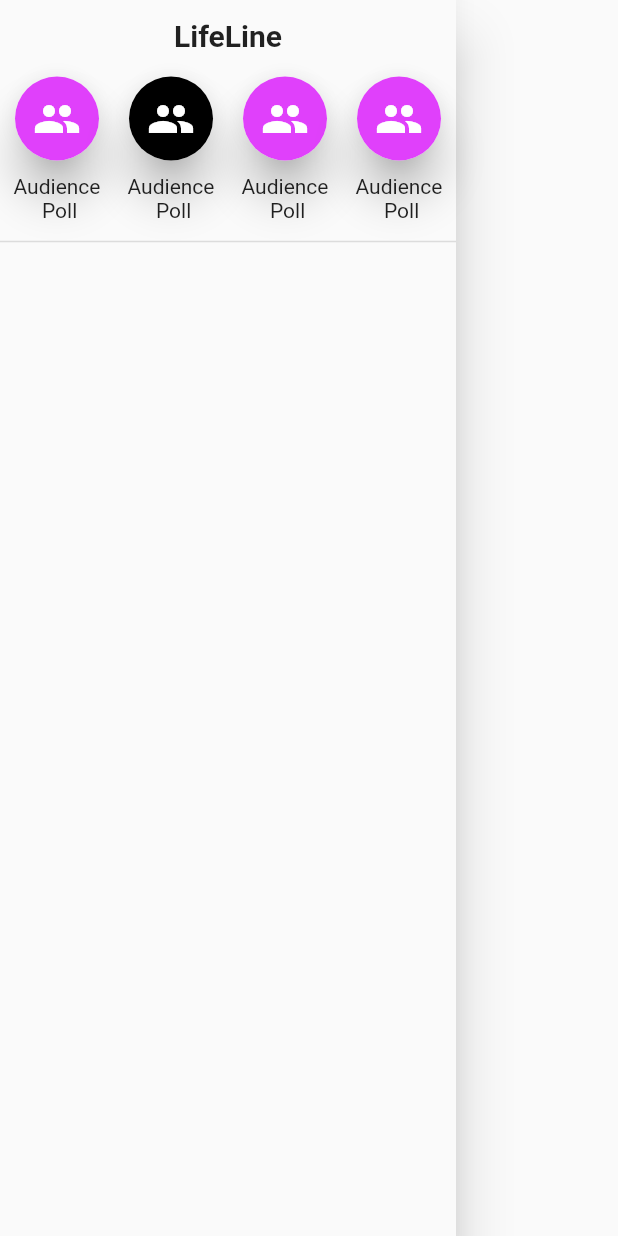
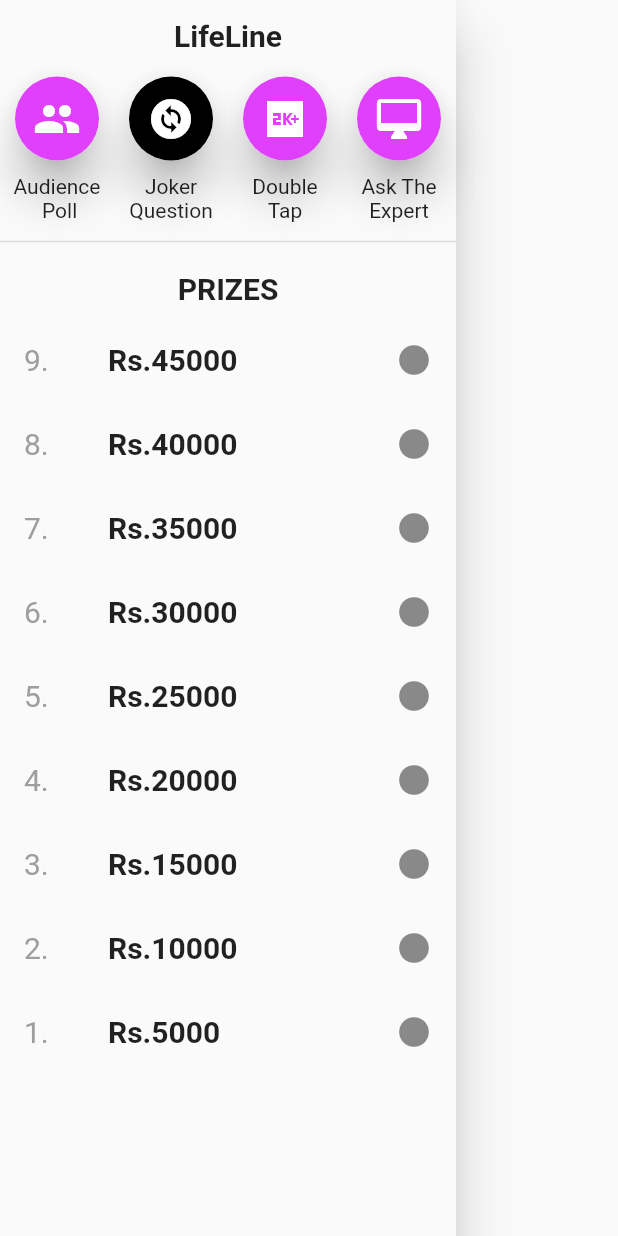
Before and after one commit to akagrawal96/kbc_quiz_app, a Flutter app: the Lifeline_Drawer widget shown alone on an empty page, opened directly, on a phone screen of 412 x 824 dp. Run offline on Flutter 3.47's test engine with Material 2 defaults, Android fonts, the phone set to English and light mode, and no system bars; drawn by our look-alikes of overlay_support; our stand-ins replace carousel_slider, cloud_firestore, firebase_auth, firebase_core, flutter_signin_button, fluttertoast and 3 more; accounts and stored records are empty.

Commit message:
day2 work - design  prize layout

```diff
--- a/lib/widgets/lifeline_sidebar.dart
+++ b/lib/widgets/lifeline_sidebar.dart
@@ -16,8 +16,10 @@ class _Lifeline_DrawerState extends State<Lifeline_Drawer> {
           children: [
             Container(
               margin: EdgeInsets.symmetric(vertical: 12),
-              child: Text("LifeLine",style: TextStyle(fontSize: 20,
-                  fontWeight:FontWeight.bold ),),
+              child: Text(
+                "LifeLine",
+                style: TextStyle(fontSize: 20, fontWeight: FontWeight.bold),
+              ),
             ),
             Row(
               mainAxisAlignment: MainAxisAlignment.spaceAround,
@@ -26,71 +28,148 @@ class _Lifeline_DrawerState extends State<Lifeline_Drawer> {
                   children: [
                     Card(
                       elevation: 12,
-                      shape: RoundedRectangleBorder(borderRadius: BorderRadius.circular(32)),
+                      shape: RoundedRectangleBorder(
+                          borderRadius: BorderRadius.circular(32)),
                       child: Container(
                         padding: EdgeInsets.all(12),
                         decoration: BoxDecoration(
                             shape: BoxShape.circle, color: Colors.purpleAccent),
-                        child: Icon(Icons.people,size: 32,color: Colors.white,),
+                        child: Icon(
+                          Icons.people,
+                          size: 32,
+                          color: Colors.white,
+                        ),
                       ),
                     ),
-                    SizedBox(height: 5,),
-                    Text("Audience\n Poll",textAlign: TextAlign.center,)
+                    SizedBox(
+                      height: 5,
+                    ),
+                    Text(
+                      "Audience\n Poll",
+                      textAlign: TextAlign.center,
+                    )
                   ],
                 ),
                 Column(
                   children: [
                     Card(
                       elevation: 12,
-                      shape: RoundedRectangleBorder(borderRadius: BorderRadius.circular(32)),
+                      shape: RoundedRectangleBorder(
+                          borderRadius: BorderRadius.circular(32)),
                       child: Container(
                         padding: EdgeInsets.all(12),
                         decoration: BoxDecoration(
                             shape: BoxShape.circle, color: Colors.black),
-                        child: Icon(Icons.people,size: 32,color: Colors.white,),
+                        child: Icon(
+                          Icons.change_circle,
+                          size: 32,
+                          color: Colors.white,
+                        ),
                       ),
                     ),
-                    SizedBox(height: 5,),
-                    Text("Audience\n Poll",textAlign: TextAlign.center,)
+                    SizedBox(
+                      height: 5,
+                    ),
+                    Text(
+                      "Joker\nQuestion",
+                      textAlign: TextAlign.center,
+                    )
                   ],
                 ),
                 Column(
                   children: [
                     Card(
                       elevation: 12,
-                      shape: RoundedRectangleBorder(borderRadius: BorderRadius.circular(32)),
+                      shape: RoundedRectangleBorder(
+                          borderRadius: BorderRadius.circular(32)),
                       child: Container(
                         padding: EdgeInsets.all(12),
                         decoration: BoxDecoration(
                             shape: BoxShape.circle, color: Colors.purpleAccent),
-                        child: Icon(Icons.people,size: 32,color: Colors.white,),
+                        child: Icon(
+                          Icons.two_k_plus_sharp,
+                          size: 32,
+                          color: Colors.white,
+                        ),
                       ),
                     ),
-                    SizedBox(height: 5,),
-                    Text("Audience\n Poll",textAlign: TextAlign.center,)
+                    SizedBox(
+                      height: 5,
+                    ),
+                    Text(
+                      "Double\nTap",
+                      textAlign: TextAlign.center,
+                    )
                   ],
                 ),
                 Column(
                   children: [
                     Card(
                       elevation: 12,
-                      shape: RoundedRectangleBorder(borderRadius: BorderRadius.circular(32)),
+                      shape: RoundedRectangleBorder(
+                          borderRadius: BorderRadius.circular(32)),
                       child: Container(
                         padding: EdgeInsets.all(12),
                         decoration: BoxDecoration(
                             shape: BoxShape.circle, color: Colors.purpleAccent),
-                        child: Icon(Icons.people,size: 32,color: Colors.white,),
+                        child: Icon(
+                          Icons.desktop_mac_outlined,
+                          size: 32,
+                          color: Colors.white,
+                        ),
                       ),
                     ),
-                    SizedBox(height: 5,),
-                    Text("Audience\n Poll",textAlign: TextAlign.center,)
+                    SizedBox(
+                      height: 5,
+                    ),
+                    Text(
+                      "Ask The\nExpert",
+                      textAlign: TextAlign.center,
+                    )
                   ],
                 ),
               ],
             ),
-SizedBox(height: 5,),
+            SizedBox(
+              height: 5,
+            ),
             Divider(
-              color:Colors.black12,thickness: 1,
+              color: Colors.black12,
+              thickness: 1,
+            ),
+            Container(
+              margin: EdgeInsets.symmetric(vertical: 12),
+              child: Text(
+                "PRIZES",
+                style: TextStyle(fontSize: 20, fontWeight: FontWeight.bold),
+              ),
+            ),
+            SingleChildScrollView(
+              physics: NeverScrollableScrollPhysics(),
+              child: SizedBox(
+                height: 500,
+                child: Container(
+                  child: ListView.builder(
+                    shrinkWrap: true,
+                    itemCount: 13,
+                    reverse: true,
+                    itemBuilder: (context,index){
+                      return ListTile(
+                        leading: Text("${index+1}.",
+                        style: TextStyle(fontSize:20,
+                        color:Colors.grey),),
+                        title: Text("Rs.${(index+1)*5000}"
+                        ,style:TextStyle(fontWeight: FontWeight.bold,
+                            fontSize: 20)),
+                        trailing: Icon(Icons.circle),
+
+
+
+                      );
+                    },
+                  ),
+                ),
+              ),
             )
           ],
         ),
```
